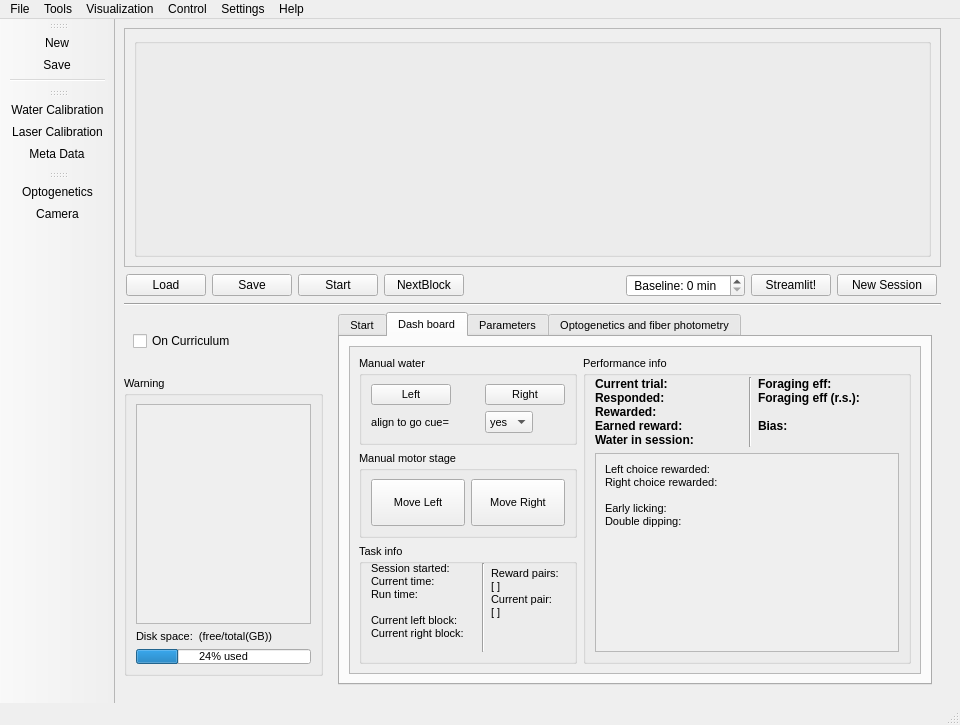
This is src/foraging_gui/ForagingGUI.ui in AllenNeuralDynamics/dynamic-foraging-task as Qt 5 draws it before an edit. The edited form follows.
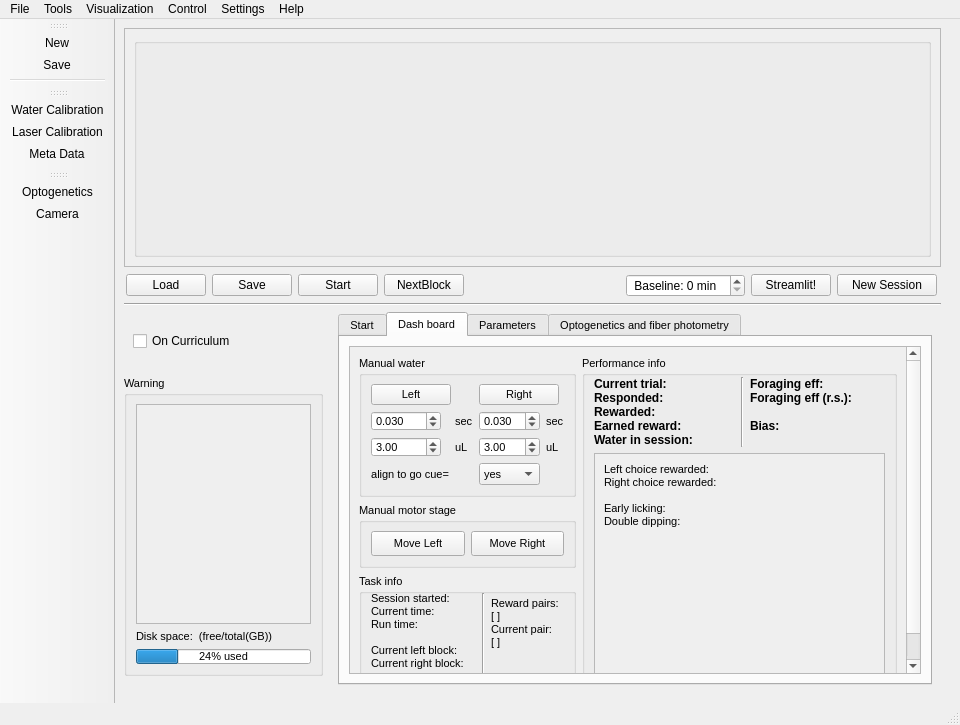
This is the edited form. The open tabs and pages were chosen to show the change. Icons and pictures are not drawn.

Commit message: fixes incorrect water valve time

Diff of the .ui file:
```diff
--- a/src/foraging_gui/ForagingGUI.ui
+++ b/src/foraging_gui/ForagingGUI.ui
@@ -1440,6 +1440,18 @@
                     </property>
                     <item>
                      <widget class="QGroupBox" name="groupBox_4">
+                      <property name="minimumSize">
+                       <size>
+                        <width>0</width>
+                        <height>130</height>
+                       </size>
+                      </property>
+                      <property name="maximumSize">
+                       <size>
+                        <width>260</width>
+                        <height>900</height>
+                       </size>
+                      </property>
                       <property name="font">
                        <font>
                         <pointsize>8</pointsize>
@@ -1480,6 +1492,157 @@
                          </property>
                         </widget>
                        </item>
+                       <item row="2" column="0">
+                        <widget class="QDoubleSpinBox" name="GiveWaterL">
+                         <property name="sizePolicy">
+                          <sizepolicy hsizetype="MinimumExpanding" vsizetype="Expanding">
+                           <horstretch>0</horstretch>
+                           <verstretch>0</verstretch>
+                          </sizepolicy>
+                         </property>
+                         <property name="maximumSize">
+                          <size>
+                           <width>70</width>
+                           <height>20</height>
+                          </size>
+                         </property>
+                         <property name="decimals">
+                          <number>3</number>
+                         </property>
+                         <property name="singleStep">
+                          <double>0.005000000000000</double>
+                         </property>
+                         <property name="value">
+                          <double>0.030000000000000</double>
+                         </property>
+                         <property name="disabled">
+                          <bool>true</bool>
+                         </property>
+                        </widget>
+                       </item>
+                       <item row="2" column="2">
+                        <widget class="QDoubleSpinBox" name="GiveWaterR">
+                         <property name="sizePolicy">
+                          <sizepolicy hsizetype="MinimumExpanding" vsizetype="Expanding">
+                           <horstretch>7</horstretch>
+                           <verstretch>0</verstretch>
+                          </sizepolicy>
+                         </property>
+                         <property name="maximumSize">
+                          <size>
+                           <width>70</width>
+                           <height>20</height>
+                          </size>
+                         </property>
+                         <property name="decimals">
+                          <number>3</number>
+                         </property>
+                         <property name="singleStep">
+                          <double>0.005000000000000</double>
+                         </property>
+                         <property name="value">
+                          <double>0.030000000000000</double>
+                         </property>
+                         <property name="disabled">
+                         <bool>true</bool>
+                         </property>
+                        </widget>
+                       </item>
+                       <item row="3" column="1">
+                        <widget class="QLabel" name="label_31">
+                         <property name="maximumSize">
+                          <size>
+                           <width>20</width>
+                           <height>16777215</height>
+                          </size>
+                         </property>
+                         <property name="text">
+                          <string>uL</string>
+                         </property>
+                        </widget>
+                       </item>
+                       <item row="2" column="1">
+                        <widget class="QLabel" name="label_16">
+                         <property name="maximumSize">
+                          <size>
+                           <width>20</width>
+                           <height>16777215</height>
+                          </size>
+                         </property>
+                         <property name="text">
+                          <string>sec</string>
+                         </property>
+                        </widget>
+                       </item>
+                       <item row="3" column="0">
+                        <widget class="QDoubleSpinBox" name="GiveWaterL_volume">
+                         <property name="sizePolicy">
+                          <sizepolicy hsizetype="MinimumExpanding" vsizetype="Expanding">
+                           <horstretch>0</horstretch>
+                           <verstretch>0</verstretch>
+                          </sizepolicy>
+                         </property>
+                         <property name="maximumSize">
+                          <size>
+                           <width>70</width>
+                           <height>20</height>
+                          </size>
+                         </property>
+                         <property name="decimals">
+                          <number>2</number>
+                         </property>
+                         <property name="singleStep">
+                          <double>1.000000000000000</double>
+                         </property>
+                         <property name="value">
+                          <double>3.000000000000000</double>
+                         </property>
+                          <property name="disabled">
+                          <bool>true</bool>
+                         </property>
+                        </widget>
+                       </item>
+                       <item row="3" column="2">
+                        <widget class="QDoubleSpinBox" name="GiveWaterR_volume">
+                         <property name="sizePolicy">
+                          <sizepolicy hsizetype="MinimumExpanding" vsizetype="Expanding">
+                           <horstretch>7</horstretch>
+                           <verstretch>0</verstretch>
+                          </sizepolicy>
+                         </property>
+                         <property name="maximumSize">
+                          <size>
+                           <width>70</width>
+                           <height>20</height>
+                          </size>
+                         </property>
+                         <property name="decimals">
+                          <number>2</number>
+                         </property>
+                         <property name="singleStep">
+                          <double>1.000000000000000</double>
+                         </property>
+                         <property name="value">
+                          <double>3.000000000000000</double>
+                         </property>
+                         <property name="disabled">
+                         <bool>true</bool>
+                        </property>
+                        </widget>
+                       </item>
+                       <item row="2" column="3">
+                        <widget class="QLabel" name="label_32">
+                         <property name="maximumSize">
+                          <size>
+                           <width>20</width>
+                           <height>16777215</height>
+                          </size>
+                         </property>
+                         <property name="text">
+                          <string>sec</string>
+                         </property>
+                        </widget>
+                       </item>
                        <item row="0" column="0" rowspan="2" colspan="2">
                         <widget class="QPushButton" name="GiveLeft">
                          <property name="sizePolicy">
@@ -1508,11 +1671,36 @@
                          </property>
                         </widget>
                        </item>
+                       <item row="3" column="3">
+                        <widget class="QLabel" name="label_33">
+                         <property name="maximumSize">
+                          <size>
+                           <width>20</width>
+                           <height>16777215</height>
+                          </size>
+                         </property>
+                         <property name="text">
+                          <string>uL</string>
+                         </property>
+                        </widget>
+                       </item>
                        <item row="5" column="2">
                         <widget class="QComboBox" name="AlignToGoCue">
                          <property name="enabled">
                           <bool>true</bool>
                          </property>
+                         <property name="sizePolicy">
+                          <sizepolicy hsizetype="Expanding" vsizetype="Expanding">
+                           <horstretch>0</horstretch>
+                           <verstretch>0</verstretch>
+                          </sizepolicy>
+                         </property>
+                         <property name="maximumSize">
+                          <size>
+                           <width>100</width>
+                           <height>150</height>
+                          </size>
+                         </property>
                          <property name="currentIndex">
                           <number>1</number>
                          </property>
```
The commit also changes 3 other files.
